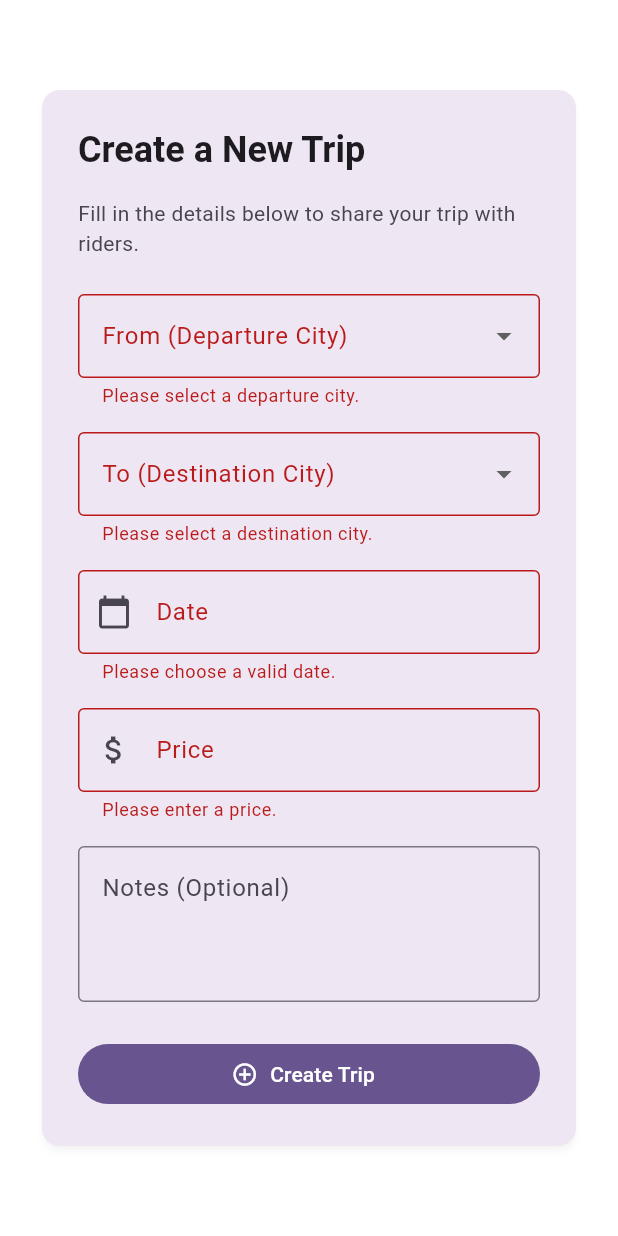
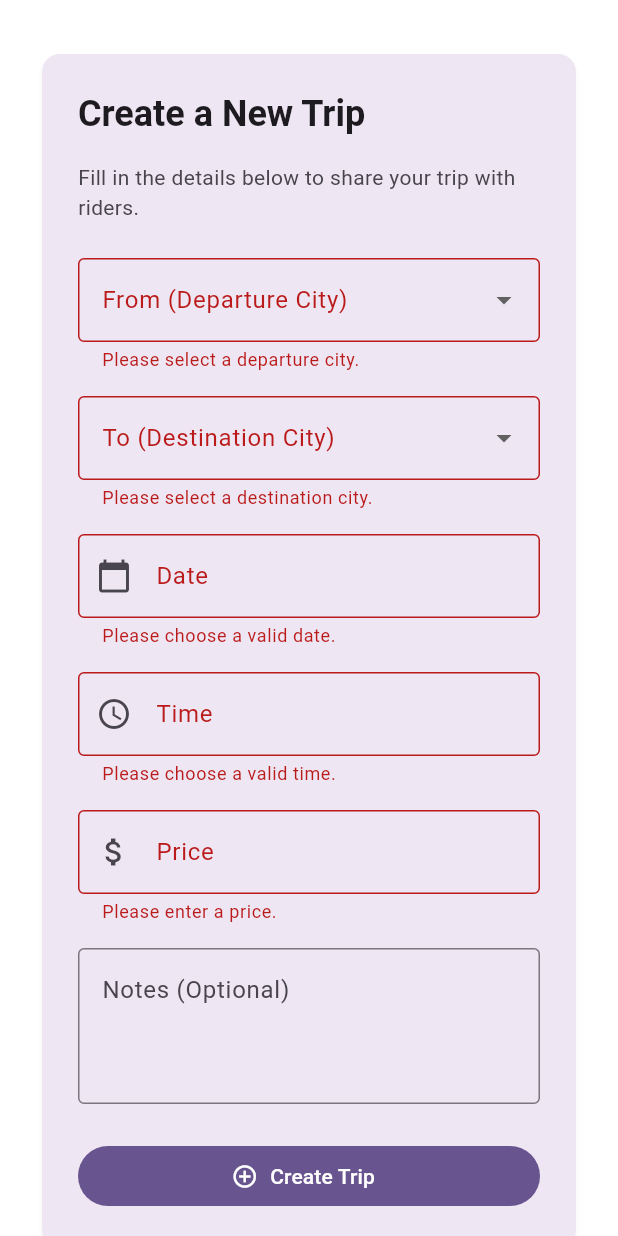
Before and after one commit to MohammadAQ/Ride, a Flutter app: the CreateTripScreen screen opened directly, after a tap on "Create Trip", on a phone screen of 412 x 824 dp. Run offline on Flutter 3.47's test engine with Material 3 defaults, Android fonts, the phone set to English and light mode, and no system bars; our stand-ins replace cloud_firestore, firebase_auth, firebase_core; accounts and stored records are empty.

Commit message:
Add time selection to create trip form

```diff
--- a/lib/screens/create_trip_screen.dart
+++ b/lib/screens/create_trip_screen.dart
@@ -28,17 +28,20 @@ class _CreateTripScreenState extends State<CreateTripScreen> {
 
   final _formKey = GlobalKey<FormState>();
   final TextEditingController _dateController = TextEditingController();
+  final TextEditingController _timeController = TextEditingController();
   final TextEditingController _priceController = TextEditingController();
   final TextEditingController _notesController = TextEditingController();
 
   String? _fromCity;
   String? _toCity;
   DateTime? _selectedDate;
+  TimeOfDay? _selectedTime;
   bool _isSubmitting = false;
 
   @override
   void dispose() {
     _dateController.dispose();
+    _timeController.dispose();
     _priceController.dispose();
     _notesController.dispose();
     super.dispose();
@@ -65,11 +68,38 @@ class _CreateTripScreenState extends State<CreateTripScreen> {
     }
   }
 
+  Future<void> _pickTime() async {
+    FocusScope.of(context).unfocus();
+
+    final TimeOfDay initialTime = _selectedTime ?? TimeOfDay.now();
+
+    final TimeOfDay? pickedTime = await showTimePicker(
+      context: context,
+      initialTime: initialTime,
+    );
+
+    if (pickedTime != null) {
+      setState(() {
+        _selectedTime = pickedTime;
+        _timeController.text = _formatTime(pickedTime);
+      });
+    }
+  }
+
   String _formatDate(DateTime date) {
     final String year = date.year.toString().padLeft(4, '0');
     final String month = date.month.toString().padLeft(2, '0');
     final String day = date.day.toString().padLeft(2, '0');
     return '$year-$month-$day';
+  }
+
+  String _formatTime(TimeOfDay time) {
+    final MaterialLocalizations localizations = MaterialLocalizations.of(context);
+    final MediaQueryData mediaQuery = MediaQuery.of(context);
+    return localizations.formatTimeOfDay(
+      time,
+      alwaysUse24HourFormat: mediaQuery.alwaysUse24HourFormat,
+    );
   }
 
   Future<void> _submit() async {
@@ -102,6 +132,18 @@ class _CreateTripScreenState extends State<CreateTripScreen> {
       ScaffoldMessenger.of(context).showSnackBar(
         const SnackBar(
           content: Text('Please choose a valid date.'),
+          backgroundColor: Colors.redAccent,
+        ),
+      );
+      return;
+    }
+
+    final TimeOfDay? time = _selectedTime;
+    if (time == null) {
+      if (!context.mounted) return;
+      ScaffoldMessenger.of(context).showSnackBar(
+        const SnackBar(
+          content: Text('Please choose a valid time.'),
           backgroundColor: Colors.redAccent,
         ),
       );
@@ -151,12 +193,20 @@ class _CreateTripScreenState extends State<CreateTripScreen> {
 
     try {
       final String notes = _notesController.text.trim();
+      final DateTime departureDateTime = DateTime(
+        date.year,
+        date.month,
+        date.day,
+        time.hour,
+        time.minute,
+      );
 
       await FirebaseFirestore.instance.collection('trips').add({
         'from': fromCity,
         'to': toCity,
-        'date': Timestamp.fromDate(date),
+        'date': Timestamp.fromDate(departureDateTime),
         'price': price,
+        'time': _formatTime(time),
         if (notes.isNotEmpty) 'notes': notes,
         'driverId': user.uid,
         'createdAt': FieldValue.serverTimestamp(),
@@ -175,8 +225,10 @@ class _CreateTripScreenState extends State<CreateTripScreen> {
         _fromCity = null;
         _toCity = null;
         _selectedDate = null;
+        _selectedTime = null;
       });
       _dateController.clear();
+      _timeController.clear();
       _priceController.clear();
       _notesController.clear();
 
@@ -315,6 +367,24 @@ class _CreateTripScreenState extends State<CreateTripScreen> {
                       ),
                       const SizedBox(height: 16),
                       TextFormField(
+                        controller: _timeController,
+                        readOnly: true,
+                        decoration: const InputDecoration(
+                          labelText: 'Time',
+                          hintText: 'Select trip time',
+                          prefixIcon: Icon(Icons.access_time),
+                          border: OutlineInputBorder(),
+                        ),
+                        onTap: _pickTime,
+                        validator: (value) {
+                          if (_selectedTime == null) {
+                            return 'Please choose a valid time.';
+                          }
+                          return null;
+                        },
+                      ),
+                      const SizedBox(height: 16),
+                      TextFormField(
                         controller: _priceController,
                         keyboardType: const TextInputType.numberWithOptions(
                           decimal: true,
```
